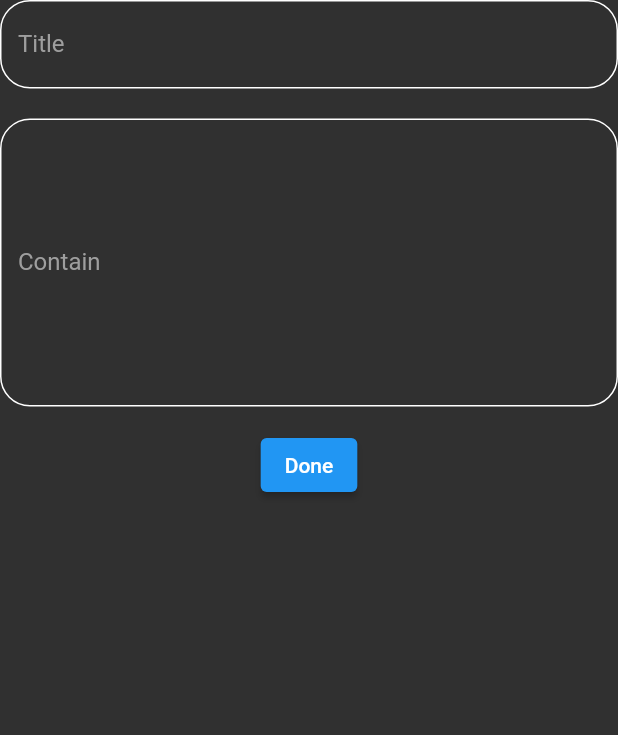
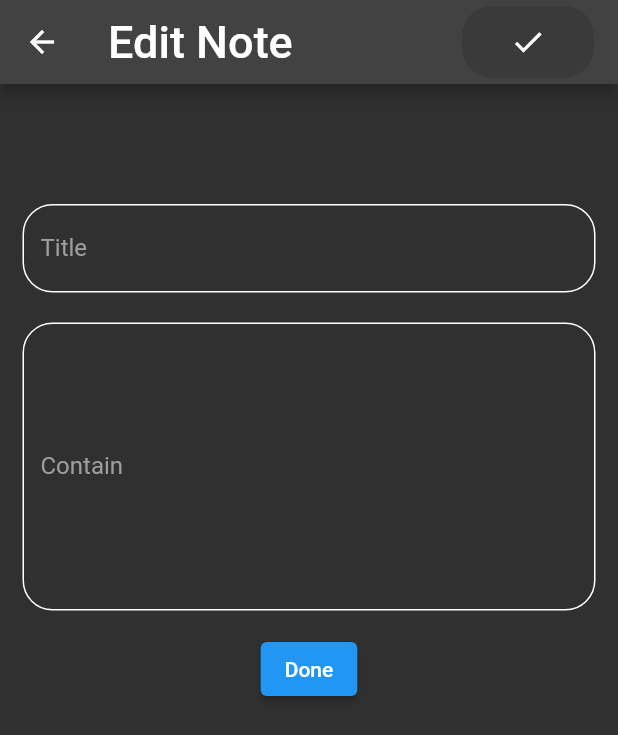
Before and after one commit to abderrahim17/noteApp, a Flutter app: the NoteEditView screen opened by its route, on a phone screen of 412 x 824 dp. Shown: the top 735 px of the screen. Run offline on Flutter 3.47's test engine with Material 2 defaults, Android fonts, the phone set to English and light mode, and no system bars; our stand-ins replace bloc, flutter_bloc, hive, hive_flutter; accounts and stored records are empty.

Commit message:
refresh notes 2
Signed-off-by: abderrahim17 <boukabous.abderrahim@gmail.com>

```diff
--- a/lib/cubits/read_note_cubit.dart
+++ b/lib/cubits/read_note_cubit.dart
@@ -20,7 +20,7 @@ class ReadNoteCubit extends Cubit<ReadNoteState> {
     note = noteBox.values.toList();
 
     emit(ReadNoteSuccess());
-   print('salam');
+
 //    debugPrint(note.toString());
   }
 }
--- a/lib/views/note_edit_view.dart
+++ b/lib/views/note_edit_view.dart
@@ -11,14 +11,36 @@ static String  id ='NoteEditView';
   @override
   Widget build(BuildContext context) {
     return Scaffold(
-
+appBar: AppBar(title: Row(
+  children: [
+    const Text(
+      'Edit Note',
+      style: TextStyle(
+        fontSize: 30,
+      ),
+    ),
+    Spacer(),
+    Container(
+      decoration: BoxDecoration(
+          borderRadius: BorderRadius.circular(20),
+          color: Colors.black12),
+      child: Padding(
+        padding: const EdgeInsets.only(left: 20, right: 20.0),
+        child: IconButton(
+            onPressed: () {}, icon: const Icon(Icons.done)),
+      ),
+    )
+  ],
+),),
       body:
         SingleChildScrollView(
-        child: Column(
-        children: [
-        CustomTextField(
-        hint: 'Title',
-        onchanged: (data) {
+        child: Padding(
+          padding: const EdgeInsets.only(top: 80.0,right: 15,left: 15),
+          child: Column(
+          children: [
+          CustomTextField(
+          hint: 'Title',
+          onchanged: (data) {
       title = data;
     },
     ),
@@ -40,6 +62,7 @@ static String  id ='NoteEditView';
     child: const Text('Done'))
     ],
     ),
+        ),
     )
   );
   }
--- a/lib/views/note_vew_bottom_sheet.dart
+++ b/lib/views/note_vew_bottom_sheet.dart
@@ -28,7 +28,7 @@ class NoteViewBottomSheet extends StatelessWidget {
 
                         }
                         if (state is AddNoteFailure){
-                          debugPrint('fefz ${state.exeption }');
+                          debugPrint('failed ${state.exeption }');
 
                         }
 
--- a/lib/views/notes_list_view.dart
+++ b/lib/views/notes_list_view.dart
@@ -15,13 +15,12 @@ class NotesListView extends StatelessWidget {
   Widget build(BuildContext context) {
     return  BlocBuilder<ReadNoteCubit, ReadNoteState>(
         builder: (context, state) {
-          //BlocProvider.of<ReadNoteCubit>(context).FetchNote();
-
+          if(state is ReadNoteInitial){
+          BlocProvider.of<ReadNoteCubit>(context).FetchNote();}
           List<NoteModel>? notes = BlocProvider.of<ReadNoteCubit>(context).note?? [];
       return ListView.builder(
         itemCount: notes.length,
         itemBuilder: (context, index) {
-
           //debugPrint(notes[0].title);
         return CustomNoteItem(note: notes[index]);
 
--- a/lib/views/notes_view.dart
+++ b/lib/views/notes_view.dart
@@ -38,7 +38,7 @@ class NotesView extends StatelessWidget {
               Spacer(),
               Container(
                 decoration: BoxDecoration(
-                    borderRadius: BorderRadius.circular(0),
+                    borderRadius: BorderRadius.circular(20),
                     color: Colors.black12),
                 child: Padding(
                   padding: const EdgeInsets.only(left: 20, right: 20.0),
```
